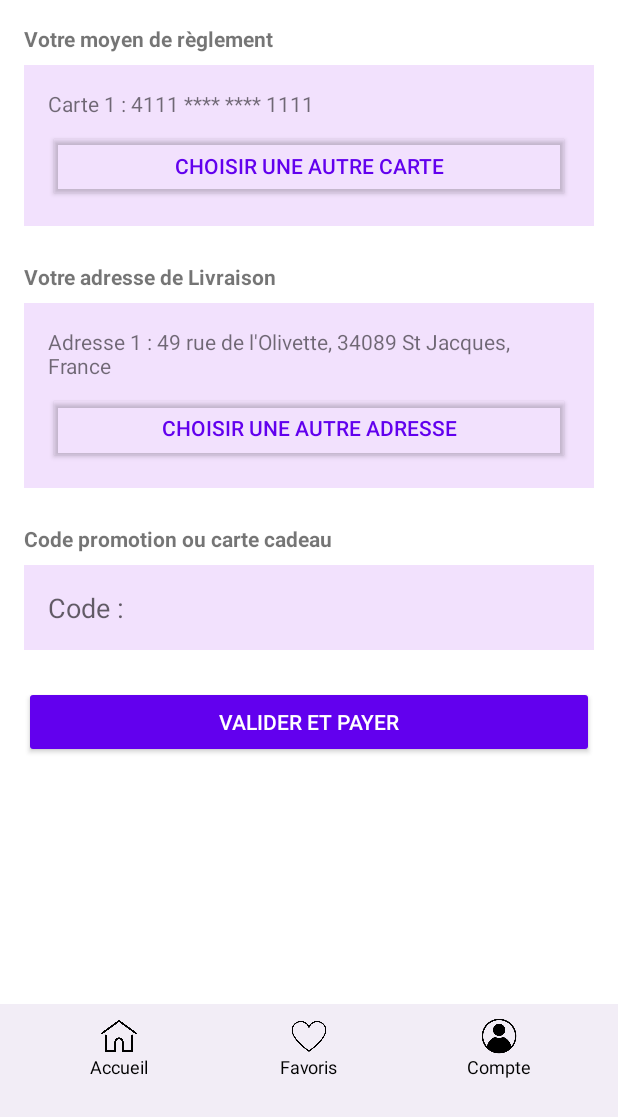
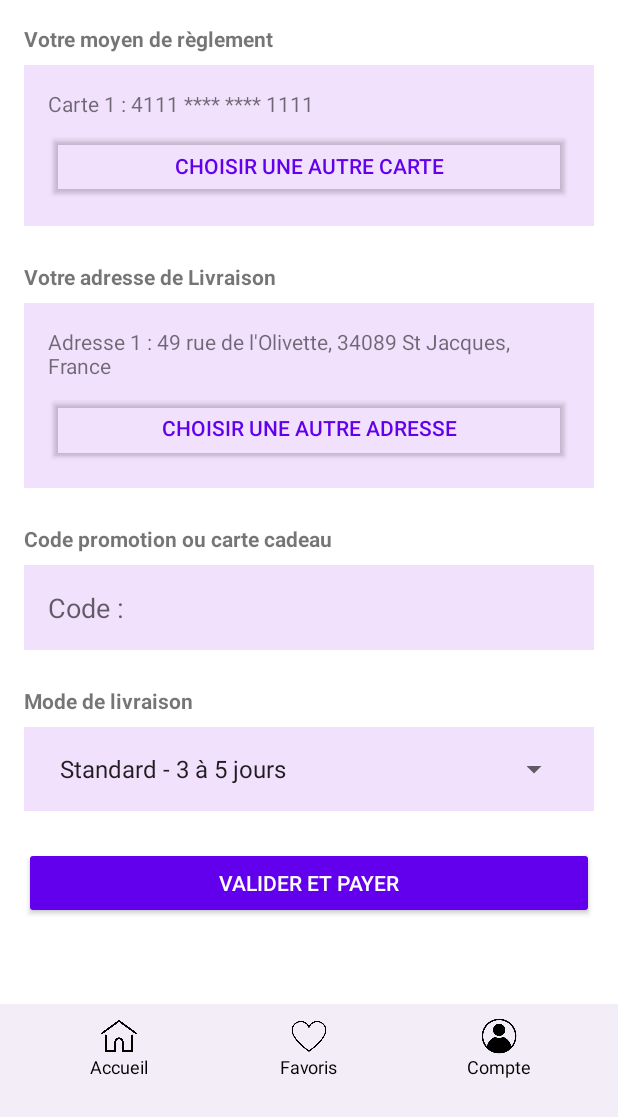
Before and after one commit to SoniaKc/ShopEase, an Android app: the ClientPaiementPanier screen opened directly, with no data from a screen before it, on a phone screen of 412 x 824 dp, the part 119-1236 px from its top. Run offline under Robolectric (Android 15) with nearby library versions, the phone set to English and light mode, and no system bars; 2 statements that could not run were skipped.

Commit message:
corriger page avis(I hope) + debut de paiementPanier avec serveur

```diff
--- a/app/src/main/res/layout/client_paiement_panier.xml
+++ b/app/src/main/res/layout/client_paiement_panier.xml
@@ -117,6 +117,29 @@
                 android:background="@color/colorcartes"
                 android:padding="16dp"/>
 
+            <!-- Section Livraison -->
+            <TextView
+                android:layout_width="match_parent"
+                android:layout_height="wrap_content"
+                android:text="@string/modeLivraison"
+                android:textStyle="bold"
+                android:layout_marginTop="24dp"
+                android:layout_marginBottom="8dp" />
+
+            <LinearLayout
+                android:layout_width="match_parent"
+                android:layout_height="wrap_content"
+                android:orientation="vertical"
+                android:background="@color/colorcartes"
+                android:padding="16dp">
+
+                <Spinner
+                    android:id="@+id/spinnerLivraison"
+                    android:layout_width="match_parent"
+                    android:layout_height="wrap_content"
+                    android:spinnerMode="dropdown" />
+            </LinearLayout>
+
             <!-- Bouton Valider -->
             <Button
                 android:id="@+id/validerPayer"
--- a/app/src/main/res/values/strings.xml
+++ b/app/src/main/res/values/strings.xml
@@ -121,6 +121,8 @@
     <string name="choisirAutreCarte">Choisir une autre carte</string>
     <string name="choisirAutreAdresse">Choisir une autre adresse</string>
     <string name="promoCode">Code :</string>
+
+    <string name="modeLivraison">Mode de livraison</string>
 
 
     <!-- Adresse et Cartes -->
```
Also changed, not shown: app/src/main/java/com/example/projet/ClientPaiementPanier.java (+129 -81 lines), app/src/main/res/layout/client_avis.xml (+5 -14 lines).
